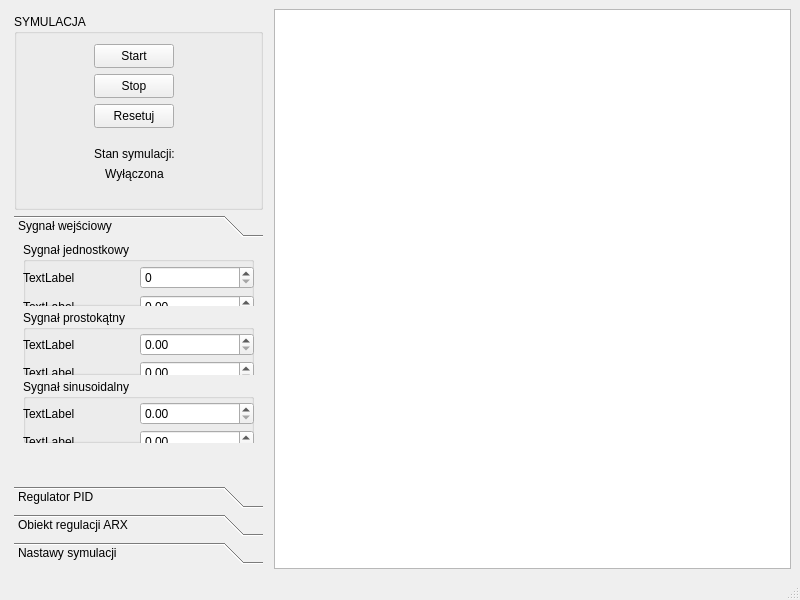
Qt form pk-project/mainwindow.ui (MateuszRym/pk-project) before a commit.
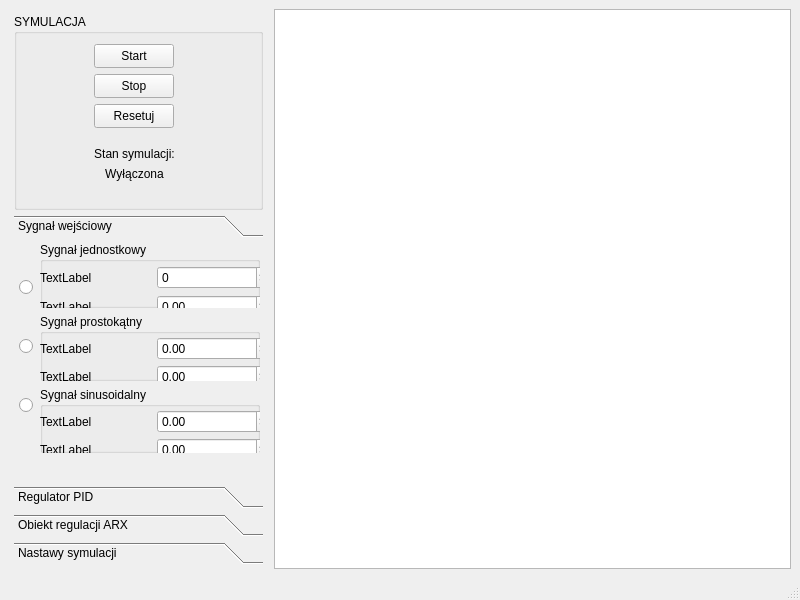
The same form after that commit.

The edit to the form file:
```diff
--- a/pk-project/mainwindow.ui
+++ b/pk-project/mainwindow.ui
@@ -181,16 +181,40 @@
          <widget class="QWidget" name="verticalLayoutWidget_2">
           <property name="geometry">
            <rect>
-            <x>9</x>
+            <x>5</x>
             <y>-1</y>
-            <width>231</width>
-            <height>201</height>
+            <width>241</width>
+            <height>211</height>
            </rect>
           </property>
-          <layout class="QVBoxLayout" name="verticalLayout_2" stretch="1,1,1">
-           <property name="spacing">
-            <number>4</number>
-           </property>
+          <layout class="QHBoxLayout" name="horizontalLayout_11" stretch="1,15">
+           <item>
+            <layout class="QVBoxLayout" name="verticalLayout_2">
+             <item>
+              <widget class="QRadioButton" name="radioButton_5">
+               <property name="text">
+                <string/>
+               </property>
+              </widget>
+             </item>
+             <item>
+              <widget class="QRadioButton" name="radioButton_6">
+               <property name="text">
+                <string/>
+               </property>
+              </widget>
+             </item>
+             <item>
+              <widget class="QRadioButton" name="radioButton_4">
+               <property name="text">
+                <string/>
+               </property>
+              </widget>
+             </item>
+            </layout>
+           </item>
+           <item>
+            <layout class="QVBoxLayout" name="verticalLayout_8">
            <item>
             <widget class="QGroupBox" name="groupBox_3">
              <property name="title">
@@ -340,6 +364,8 @@
               </layout>
              </widget>
             </widget>
+             </item>
+            </layout>
            </item>
           </layout>
          </widget>
```
Left out of the diff: 2 changed lines with no effect on the pictures. Lines whose indentation alone changed are shown as unchanged.
